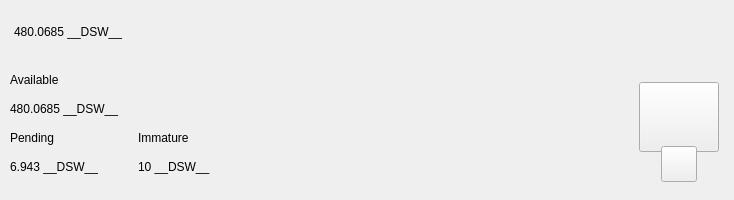
Qt form src/qt/pivx/forms/topbar.ui (decenomy/DSW) before a commit.
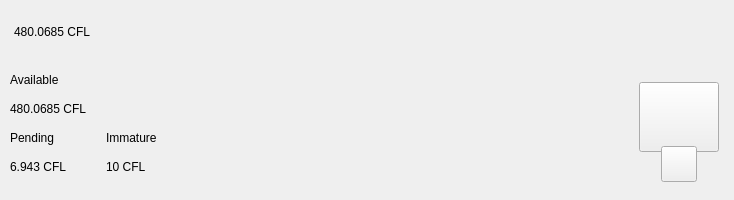
The same form after that commit. Custom widgets are drawn as their Qt base class.

The edit to the form file:
```diff
--- a/src/qt/pivx/forms/topbar.ui
+++ b/src/qt/pivx/forms/topbar.ui
@@ -119,7 +119,7 @@
                <string notr="true">padding:0px;margin:0px;</string>
               </property>
               <property name="text">
-               <string notr="true">480.0685 __DSW__</string>
+               <string notr="true">480.0685 CFL</string>
               </property>
              </widget>
             </item>
@@ -339,7 +339,7 @@
                <item>
                 <widget class="QLabel" name="labelAmountPiv">
                  <property name="text">
-                  <string notr="true">480.0685 __DSW__</string>
+                  <string notr="true">480.0685 CFL</string>
                  </property>
                 </widget>
                </item>
@@ -362,7 +362,7 @@
                  <item>
                   <widget class="QLabel" name="labelPendingPiv">
                    <property name="text">
-                    <string notr="true">6.943 __DSW__</string>
+                    <string notr="true">6.943 CFL</string>
                    </property>
                   </widget>
                  </item>
@@ -396,7 +396,7 @@
                  <item>
                   <widget class="QLabel" name="labelImmaturePiv">
                    <property name="text">
-                    <string notr="true">10 __DSW__</string>
+                    <string notr="true">10 CFL</string>
                    </property>
                   </widget>
                  </item>
```
